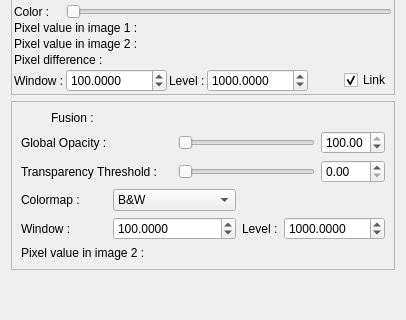
This is vv/qt_ui/vvOverlayPanel.ui in open-vv/vv as Qt 5 draws it before an edit; both pictures show x 0 to 406 and y 160 to 480 of the 406 by 480 pixel window. The edited form follows.
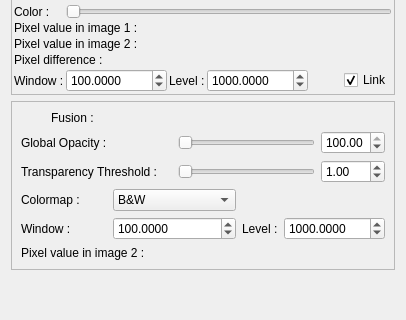
This is the edited form. Icons and pictures are not drawn.

Commit message: more changes related to fusion control

What changed in the file:
```diff
--- a/vv/qt_ui/vvOverlayPanel.ui
+++ b/vv/qt_ui/vvOverlayPanel.ui
@@ -518,7 +518,7 @@
          <double>1.000000000000000</double>
         </property>
         <property name="value">
-         <double>0.000000000000000</double>
+         <double>1.000000000000000</double>
         </property>
        </widget>
       </item>
```
The commit also changes 1 other file.
